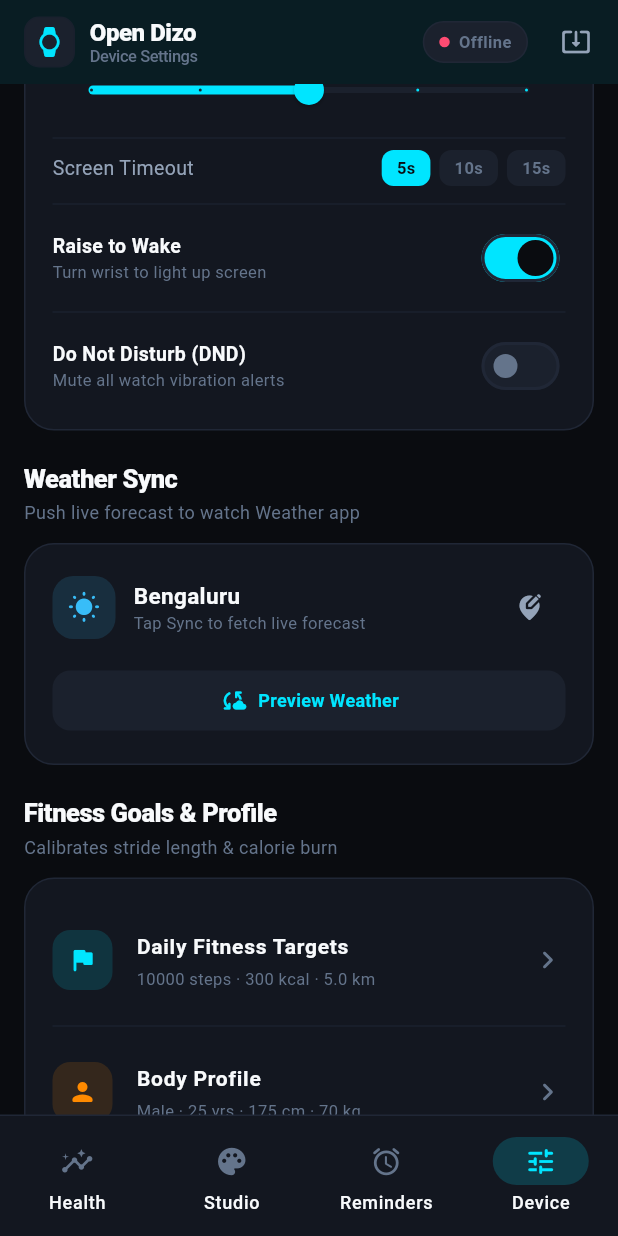
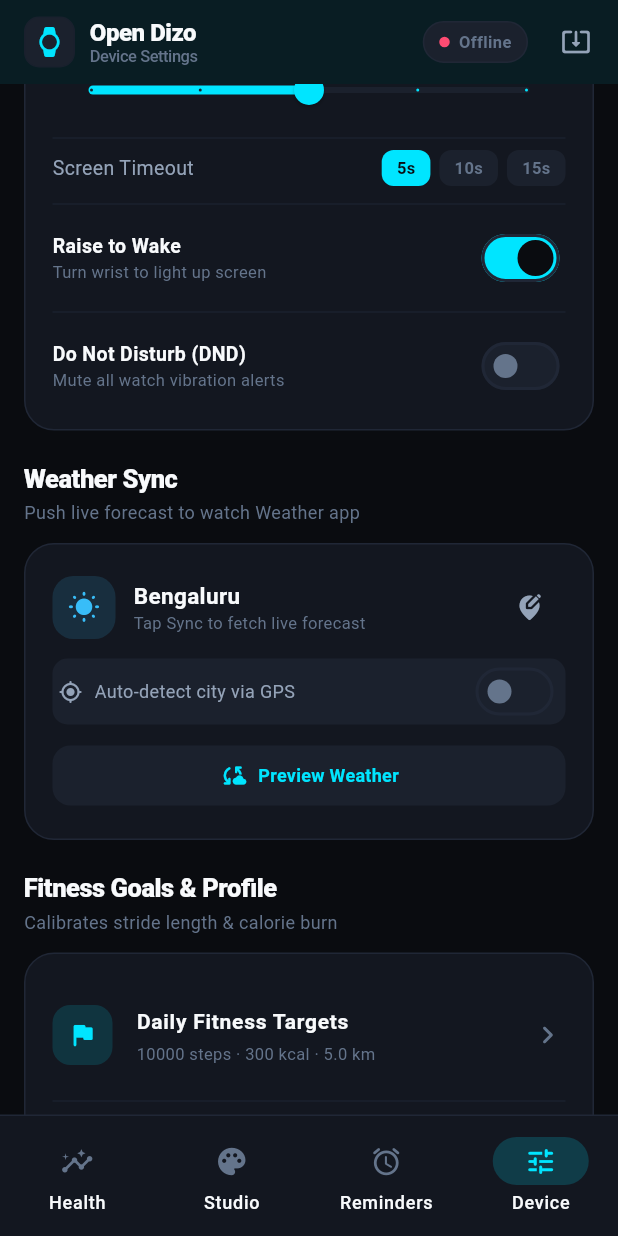
Before and after one commit to PrudviTeja99/open-dizo, a Flutter app: the screen it shows after launch, item 4 of the bottom bar chosen, scrolled down 1152 dp, on a phone screen of 412 x 824 dp. Run offline on Flutter 3.47's test engine with Material 3 defaults, Android fonts, the phone set to English and light mode, and no system bars; our stand-ins replace file_picker, flutter_blue_plus, google_fonts, package_info_plus, permission_handler, shared_preferences; missing offline and left inert: mobile_scanner, pointycastle.

Commit message:
feat(weather): auto-detect city via GPS using Android LocationManager + Nominatim reverse-geocode (v1.3.0)

```diff
--- a/flutter/lib/models/watch_settings.dart
+++ b/flutter/lib/models/watch_settings.dart
@@ -72,6 +72,9 @@ class WatchSettings {
   final String languageCode;
   final String languageTarget; // 'both', 'appOnly', 'watchOnly'
 
+  // Weather Location Source
+  final bool weatherUseGps; // true = auto-detect via GPS, false = use weatherCity
+
   const WatchSettings({
     this.brightness = 3,
     this.screenTimeoutSeconds = 5,
@@ -124,6 +127,7 @@ class WatchSettings {
     this.warnBpDbpLower = 60,
     this.languageCode = 'en',
     this.languageTarget = 'both',
+    this.weatherUseGps = false,
   });
 
   WatchSettings copyWith({
@@ -178,6 +182,7 @@ class WatchSettings {
     int? warnBpDbpLower,
     String? languageCode,
     String? languageTarget,
+    bool? weatherUseGps,
   }) {
     return WatchSettings(
       brightness: brightness ?? this.brightness,
@@ -231,6 +236,7 @@ class WatchSettings {
       warnBpDbpLower: warnBpDbpLower ?? this.warnBpDbpLower,
       languageCode: languageCode ?? this.languageCode,
       languageTarget: languageTarget ?? this.languageTarget,
+      weatherUseGps: weatherUseGps ?? this.weatherUseGps,
     );
   }
 
@@ -287,6 +293,7 @@ class WatchSettings {
       'warnBpDbpLower': warnBpDbpLower,
       'languageCode': languageCode,
       'languageTarget': languageTarget,
+      'weatherUseGps': weatherUseGps,
     };
   }
 
@@ -343,6 +350,7 @@ class WatchSettings {
       warnBpDbpLower: map['warnBpDbpLower'] as int? ?? 60,
       languageCode: map['languageCode'] as String? ?? 'en',
       languageTarget: map['languageTarget'] as String? ?? 'both',
+      weatherUseGps: map['weatherUseGps'] as bool? ?? false,
     );
   }
 
--- a/flutter/lib/presentation/screens/tabs/device_settings_tab.dart
+++ b/flutter/lib/presentation/screens/tabs/device_settings_tab.dart
@@ -864,6 +864,7 @@ class _DeviceSettingsTabState extends State<DeviceSettingsTab> with WidgetsBindi
   Widget _buildWeatherCard(WatchSettings settings, bool isConnected) {
     final weather = widget.bleService.weather;
     final isSyncing = widget.bleService.isSyncingWeather;
+    final useGps = settings.weatherUseGps;
 
     return Container(
       padding: const EdgeInsets.all(18),
@@ -895,19 +896,20 @@ class _DeviceSettingsTabState extends State<DeviceSettingsTab> with WidgetsBindi
                       Text(
                         weather != null
                             ? '${weather.city} · ${weather.currentTempC}°C'
-                            : settings.weatherCity,
+                            : (useGps ? 'GPS Location' : settings.weatherCity),
                         style: const TextStyle(fontSize: 15, fontWeight: FontWeight.w700, color: AppTheme.textPrimary),
                       ),
                       Text(
                         weather != null
                             ? '${weather.conditionLabel} · H:${weather.highTempC}° L:${weather.lowTempC}°'
-                            : 'Tap Sync to fetch live forecast',
+                            : (useGps ? 'Will detect city automatically' : 'Tap Sync to fetch live forecast'),
                         style: const TextStyle(fontSize: 11, color: AppTheme.textMuted),
                       ),
                     ],
                   ),
                 ],
               ),
+              if (!useGps)
                 IconButton(
                   tooltip: 'Change City',
                   icon: const Icon(Icons.edit_location_alt_rounded, color: AppTheme.textSecondary, size: 20),
@@ -915,7 +917,42 @@ class _DeviceSettingsTabState extends State<DeviceSettingsTab> with WidgetsBindi
                 ),
             ],
           ),
-          const SizedBox(height: 14),
+          const SizedBox(height: 10),
+          // GPS toggle row
+          Container(
+            padding: const EdgeInsets.symmetric(horizontal: 4, vertical: 2),
+            decoration: BoxDecoration(
+              color: AppTheme.surfaceLight,
+              borderRadius: BorderRadius.circular(10),
+            ),
+            child: Row(
+              children: [
+                const Icon(Icons.gps_fixed_rounded, size: 16, color: AppTheme.textSecondary),
+                const SizedBox(width: 8),
+                const Expanded(
+                  child: Text(
+                    'Auto-detect city via GPS',
+                    style: TextStyle(fontSize: 12, color: AppTheme.textSecondary),
+                  ),
+                ),
+                Switch(
+                  value: useGps,
+                  onChanged: isSyncing
+                      ? null
+                      : (val) async {
+                          await widget.bleService.updateWeatherUseGps(val);
+                          if (val && mounted) {
+                            // Immediately trigger a GPS sync when user enables it
+                            _syncWeatherGpsOrCity(useGps: true);
+                          }
+                        },
+                  activeColor: AppTheme.accent,
+                  materialTapTargetSize: MaterialTapTargetSize.shrinkWrap,
+                ),
+              ],
+            ),
+          ),
+          const SizedBox(height: 10),
           SizedBox(
             width: double.infinity,
             child: ElevatedButton.icon(
@@ -931,16 +968,30 @@ class _DeviceSettingsTabState extends State<DeviceSettingsTab> with WidgetsBindi
                       height: 16,
                       child: CircularProgressIndicator(strokeWidth: 2, color: AppTheme.accent),
                     )
-                  : const Icon(Icons.cloud_sync_rounded, size: 18),
+                  : Icon(useGps ? Icons.my_location_rounded : Icons.cloud_sync_rounded, size: 18),
               label: Text(
-                isSyncing ? 'Fetching Forecast...' : (isConnected ? 'Sync Weather to Watch' : 'Preview Weather'),
+                isSyncing
+                    ? 'Fetching Forecast...'
+                    : (useGps
+                        ? (isConnected ? 'Sync GPS Weather to Watch' : 'Preview GPS Weather')
+                        : (isConnected ? 'Sync Weather to Watch' : 'Preview Weather')),
                 style: const TextStyle(fontSize: 12, fontWeight: FontWeight.w700),
               ),
               onPressed: isSyncing
                   ? null
-                  : () async {
+                  : () => _syncWeatherGpsOrCity(useGps: useGps),
+            ),
+          ),
+        ],
+      ),
+    );
+  }
+
+  Future<void> _syncWeatherGpsOrCity({required bool useGps}) async {
     try {
-                        final snap = await widget.bleService.syncWeather();
+      final snap = useGps
+          ? await widget.bleService.syncWeatherFromGps()
+          : await widget.bleService.syncWeather();
       if (mounted && snap != null) {
         ScaffoldMessenger.of(context).showSnackBar(
           SnackBar(
@@ -952,16 +1003,13 @@ class _DeviceSettingsTabState extends State<DeviceSettingsTab> with WidgetsBindi
     } catch (e) {
       if (mounted) {
         ScaffoldMessenger.of(context).showSnackBar(
-                            SnackBar(content: Text('Weather error: $e'), backgroundColor: AppTheme.heartRate),
-                          );
-                        }
-                      }
-                    },
-            ),
-          ),
-        ],
-      ),
-    );
+          SnackBar(
+            content: Text(useGps ? 'GPS location error: $e' : 'Weather error: $e'),
+            backgroundColor: AppTheme.heartRate,
+          ),
+        );
+      }
+    }
   }
 
   Widget _buildGoalsProfileCard(WatchSettings settings) {
--- a/flutter/lib/services/app_update_service.dart
+++ b/flutter/lib/services/app_update_service.dart
@@ -27,9 +27,9 @@ class AppReleaseInfo {
 }
 
 class AppUpdateService {
-  static String _cachedVersion = '1.2.9';
+  static String _cachedVersion = '1.3.0';
 
-  /// Returns the currently installed application version (e.g. "1.2.9")
+  /// Returns the currently installed application version (e.g. "1.3.0")
   static String get currentVersion => _cachedVersion;
 
   /// Loads current version dynamically from platform package info
--- a/flutter/pubspec.yaml
+++ b/flutter/pubspec.yaml
@@ -1,7 +1,7 @@
 name: open_dizo
 description: Open Dizo - Companion app and custom watch face studio for DIZO Watch D.
 publish_to: 'none'
-version: 1.2.9+17
+version: 1.3.0+18
 
 environment:
   sdk: '>=3.4.0 <4.0.0'
```
Also changed, not shown: flutter/lib/services/ble_service.dart (+48 -0 lines), flutter/lib/services/weather_service.dart (+77 -0 lines), 1 other file. Lines whose indentation alone changed are shown as unchanged.
